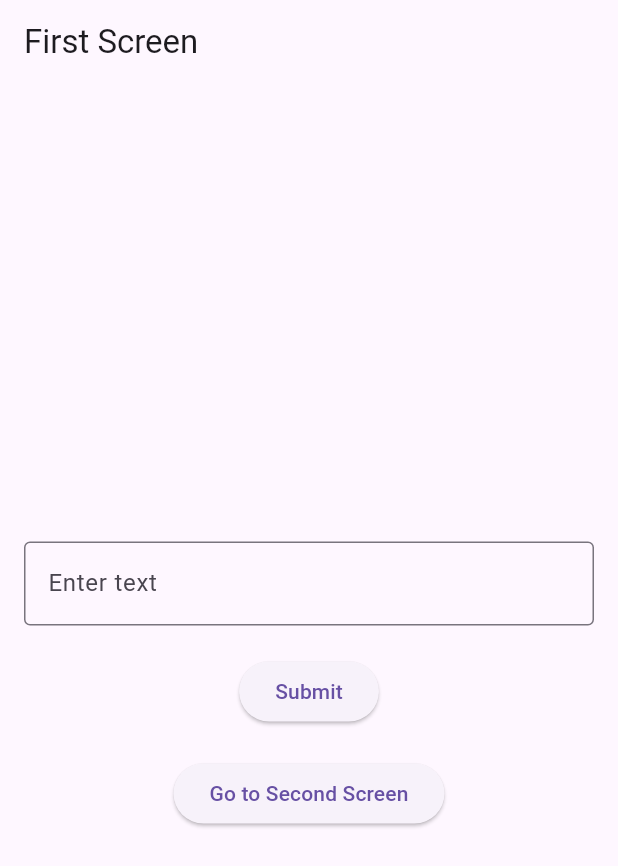
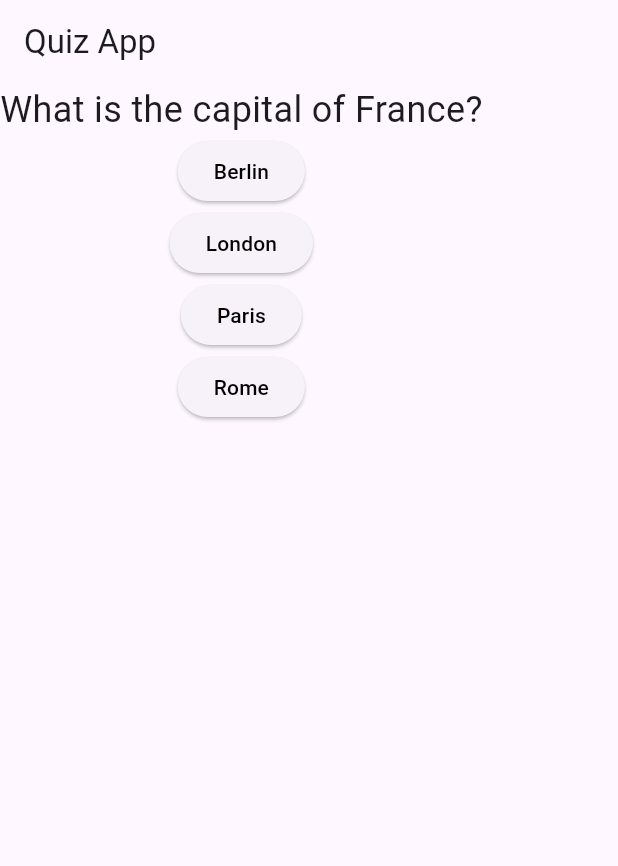
Before and after one commit to ALIRAZA17/Flutter_Bloc, a Flutter app: the screen it shows after launch, on a phone screen of 412 x 824 dp. Shown: the top 866 px of the screen. Run offline on Flutter 3.47's test engine with Material 3 defaults, Android fonts, the phone set to English and light mode, and no system bars; our stand-ins replace equatable, flutter_bloc.

Commit message:
added a quiz app using bloc state management

```diff
--- a/lib/main.dart
+++ b/lib/main.dart
@@ -1,14 +1,9 @@
 import 'package:flutter/material.dart';
-import 'package:flutter_bloc/flutter_bloc.dart';
-import 'package:flutter_bloc_test/practice_work/first_screen.dart';
-import 'practice_work/text_bloc.dart';  // Your BLoC file
+import 'package:flutter_bloc_test/quiz_app/quiz_ui.dart';
 
 void main() {
   runApp(
-    BlocProvider(
-      create: (context) => TextBloc(),
-      child: const MyApp(),
-    ),
+    const MyApp(),
   );
 }
 
@@ -19,7 +14,7 @@ class MyApp extends StatelessWidget {
   Widget build(BuildContext context) {
     return const MaterialApp(
       title: 'Shared BLoC Example',
-      home: FirstScreen(),
+      home: QuizPage(),
     );
   }
 }
--- /dev/null
+++ b/lib/quiz_app/bloc/quiz_bloc.dart
@@ -0,0 +1,36 @@
+// quiz_bloc.dart
+import 'package:flutter_bloc/flutter_bloc.dart';
+import 'package:flutter_bloc_test/quiz_app/bloc/quiz_event.dart';
+import 'package:flutter_bloc_test/quiz_app/bloc/quiz_state.dart';
+
+class QuizBloc extends Bloc<QuizEvent, QuizState> {
+  final List<Map<String, Object>> questions;
+  int _correctAnswers = 0;
+
+  QuizBloc(this.questions)
+      : super(const QuizState(currentQuestionIndex: 0, isOptionSelected: false)) {
+    on<OptionSelected>((event, emit) {
+      emit(state.copyWith(
+          selectedOptionIndex: event.selectedOptionIndex,
+          isOptionSelected: true));
+
+      // Check if the selected option is correct
+      if (event.selectedOptionIndex ==
+          questions[state.currentQuestionIndex]['answer']) {
+        _correctAnswers++;
+      }
+    });
+
+    on<NextQuestion>((event, emit) {
+      if (state.currentQuestionIndex < questions.length - 1) {
+        emit(QuizState(
+            currentQuestionIndex: state.currentQuestionIndex + 1,
+            isOptionSelected: false));
+      } else {
+        emit(state.copyWith(isQuizComplete: true));
+      }
+    });
+  }
+
+  int get correctAnswers => _correctAnswers;
+}
--- /dev/null
+++ b/lib/quiz_app/bloc/quiz_event.dart
@@ -0,0 +1,12 @@
+// quiz_event.dart
+abstract class QuizEvent {}
+
+class OptionSelected extends QuizEvent {
+  final int selectedOptionIndex;
+
+  OptionSelected(this.selectedOptionIndex);
+}
+
+class NextQuestion extends QuizEvent {}
+
+class QuizComplete extends QuizEvent {}
--- /dev/null
+++ b/lib/quiz_app/bloc/quiz_state.dart
@@ -0,0 +1,32 @@
+import 'package:equatable/equatable.dart';
+
+class QuizState extends Equatable {
+  final int currentQuestionIndex;
+  final bool isOptionSelected;
+  final bool isQuizComplete;
+  final int? selectedOptionIndex;
+
+  const QuizState({
+    required this.currentQuestionIndex,
+    required this.isOptionSelected,
+    this.isQuizComplete = false,
+    this.selectedOptionIndex,
+  });
+
+  QuizState copyWith({
+    int? currentQuestionIndex,
+    bool? isOptionSelected,
+    bool? isQuizComplete,
+    int? selectedOptionIndex,
+  }) {
+    return QuizState(
+      currentQuestionIndex: currentQuestionIndex ?? this.currentQuestionIndex,
+      isOptionSelected: isOptionSelected ?? this.isOptionSelected,
+      isQuizComplete: isQuizComplete ?? this.isQuizComplete,
+      selectedOptionIndex: selectedOptionIndex ?? this.selectedOptionIndex,
+    );
+  }
+
+  @override
+  List<Object?> get props => [currentQuestionIndex, isOptionSelected, isQuizComplete, selectedOptionIndex];
+}
--- /dev/null
+++ b/lib/quiz_app/quiz_ui.dart
@@ -0,0 +1,110 @@
+import 'package:flutter/material.dart';
+import 'package:flutter_bloc/flutter_bloc.dart';
+import 'package:flutter_bloc_test/quiz_app/bloc/quiz_bloc.dart';
+import 'package:flutter_bloc_test/quiz_app/bloc/quiz_event.dart';
+import 'package:flutter_bloc_test/quiz_app/bloc/quiz_state.dart';
+import 'package:flutter_bloc_test/quiz_app/bloc/quiz_result.dart';
+
+class QuizPage extends StatelessWidget {
+  const QuizPage({super.key});
+
+  @override
+  Widget build(BuildContext context) {
+    return BlocProvider(
+      create: (context) => QuizBloc([
+        {
+          'question': 'What is the capital of France?',
+          'options': ['Berlin', 'London', 'Paris', 'Rome'],
+          'answer': 2,
+        },
+        {
+          'question': 'What is 2 + 2?',
+          'options': ['3', '4', '5', '6'],
+          'answer': 1,
+        },
+        {
+          'question': 'What is the capital of Italy?',
+          'options': ['Rome', 'Paris', 'Berlin', 'Madrid'],
+          'answer': 0,
+        },
+        {
+          'question': 'What is the color of the sky?',
+          'options': ['Blue', 'Red', 'Green', 'Yellow'],
+          'answer': 0,
+        },
+      ]),
+      child: const QuizScreen(),
+    );
+  }
+}
+
+class QuizScreen extends StatelessWidget {
+  const QuizScreen({super.key});
+
+  @override
+  Widget build(BuildContext context) {
+    return Scaffold(
+      appBar: AppBar(
+        title: const Text('Quiz App'),
+      ),
+      body: BlocConsumer<QuizBloc, QuizState>(
+        listener: (context, state) {
+          if (state.isQuizComplete) {
+            final quizBloc = context.read<QuizBloc>();
+            Navigator.of(context).push(
+              MaterialPageRoute(
+                builder: (context) => ResultPage(
+                  correctAnswers: quizBloc.correctAnswers,
+                  totalQuestions: quizBloc.questions.length,
+                ),
+              ),
+            );
+          }
+        },
+        builder: (context, state) {
+          final bloc = context.read<QuizBloc>();
+          final currentQuestionIndex = state.currentQuestionIndex;
+          if (currentQuestionIndex < 0 ||
+              currentQuestionIndex >= bloc.questions.length) {
+            return const Center(child: Text('Start the quiz'));
+          } else {
+            final question = bloc.questions[currentQuestionIndex];
+            final options = question['options'] as List<String>?;
+            if (options == null) {
+              return const Center(child: Text('Options not available'));
+            }
+            return Column(
+              children: [
+                Text(
+                  question['question'] as String,
+                  style: const TextStyle(fontSize: 24),
+                ),
+                ...List.generate(options.length, (index) {
+                  final isSelected = state.selectedOptionIndex == index;
+                  return ElevatedButton(
+                    onPressed: () {
+                      bloc.add(OptionSelected(index));
+                    },
+                    child: Text(
+                      options[index],
+                      style: TextStyle(
+                        color: isSelected ? Colors.white : Colors.black,
+                      ),
+                    ),
+                  );
+                }),
+                if (state.isOptionSelected)
+                  ElevatedButton(
+                    onPressed: () {
+                      bloc.add(NextQuestion());
+                    },
+                    child: const Text('Next'),
+                  ),
+              ],
+            );
+          }
+        },
+      ),
+    );
+  }
+}
```
Also changed, not shown: lib/quiz_app/bloc/quiz_result.dart (added, +40 -0 lines).
